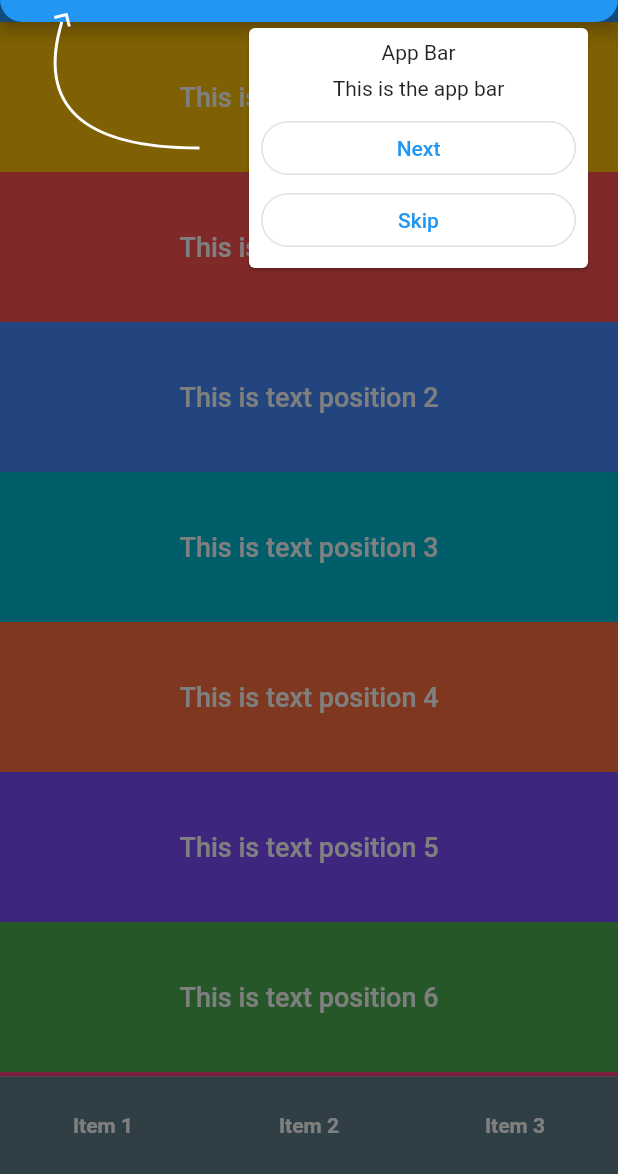
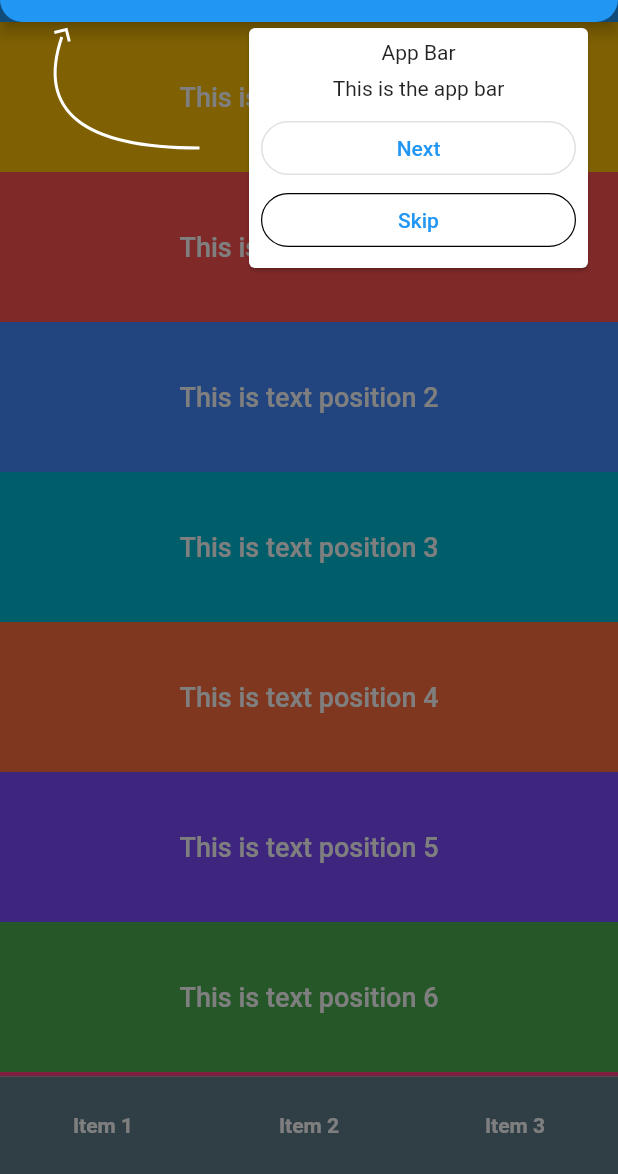
Before and after one commit to the-ginger-geek/flutter_tour, a Flutter app: the screen it shows after launch, on a phone screen of 412 x 824 dp, the part 62-1236 px from its top. Run offline on Flutter 3.47's test engine with Material 2 defaults, Android fonts, the phone set to English and light mode, and no system bars.

Commit message:
Fixed end anchor that was drawing inside of the clip path. Implemented callback, on finish and skip and also toggled between finish and next when at the last position of the targets. Also added theming for the finish button.

```diff
--- a/lib/arrow_painter.dart
+++ b/lib/arrow_painter.dart
@@ -91,7 +91,8 @@ class ArrowPainter extends CustomPainter {
 
     final endPositionOnBottomOfWidget = isLargeWidget || cardOnTop;
     final endArrowDx = arrowConfig.widgetRect.left + (arrowConfig.widgetRect.size.width * (cardOnTop ? 0.1 : 0.9));
-    final endArrowDy = endPositionOnBottomOfWidget ? arrowConfig.widgetRect.bottom : arrowConfig.widgetRect.top;
+    final endArrowDy = endPositionOnBottomOfWidget ? arrowConfig.widgetRect.bottom + 10 : arrowConfig.widgetRect.top
+        - 10;
     arrowAnchors.anchorEnd = Point(endArrowDx, endArrowDy);
 
     final cardWidth = cardPosition.size?.width ?? 0;
--- a/lib/flutter_tour.dart
+++ b/lib/flutter_tour.dart
@@ -15,7 +15,7 @@ class FlutterTour extends StatefulWidget {
   final Widget? child;
   final bool? showTour;
   final TourTheme? tourTheme;
-  final void Function()? buttonTwoOnPressed;
+  final void Function()? completeCallback;
 
   const FlutterTour({
     Key? key,
@@ -23,14 +23,14 @@ class FlutterTour extends StatefulWidget {
     this.tourTheme,
     this.child,
     this.showTour = false,
-    this.buttonTwoOnPressed,
+    this.completeCallback,
   }) : super(key: key);
 
   @override
-  State<FlutterTour> createState() => _FlutterTourState();
+  State<FlutterTour> createState() => FlutterTourState();
 }
 
-class _FlutterTourState extends State<FlutterTour> {
+class FlutterTourState extends State<FlutterTour> {
   final double cardWidth = 250;
   int activePosition = 0;
   late bool? tourVisible = true;
@@ -40,7 +40,7 @@ class _FlutterTourState extends State<FlutterTour> {
   @override
   void initState() {
     super.initState();
-    // tourVisible = widget.showTour;
+    tourVisible = widget.showTour;
     WidgetsBinding.instance.addPostFrameCallback((timeStamp) {
       tourTargets.addAll(widget.tourTargets);
       setState(() {});
@@ -50,36 +50,60 @@ class _FlutterTourState extends State<FlutterTour> {
   @override
   Widget build(BuildContext context) {
     final widgetRect = _getWidgetRect();
+    // Card is drawn after the initial render so we need to wait for it to be drawn before we can get size
+    final cardRenderBox = keyCard.currentContext?.findRenderObject() as RenderBox?;
     return Stack(
       children: [
         if (widget.child != null) widget.child as Widget,
         if (_tourVisible()) _buildOverlayPainter(context, widgetRect),
-        if (_tourVisible() && cardRect.isInitialised) _buildArrowPainter(context, widgetRect),
+        if (_tourVisible() && (cardRenderBox?.hasSize ?? false))
+          _buildArrowPainter(
+            context,
+            widgetRect,
+            cardRenderBox?.size,
+          ),
         if (_tourVisible() && cardRect.isInitialised) _buildTourCard(),
       ],
     );
   }
 
+  void showTour(bool show) {
+    tourVisible = show;
+    setState(() {});
+  }
+
+  void updateTargets(List<TourTarget> targets) {
+    WidgetsBinding.instance.addPostFrameCallback((timeStamp) {
+      tourTargets.clear();
+      tourTargets.addAll(targets);
+      setState(() {});
+    });
+  }
+
   CustomPaint _buildOverlayPainter(BuildContext context, WidgetRect widgetRect) {
     return CustomPaint(
       painter: OverlayPainter(widgetRect: widgetRect),
-      size: MediaQuery.of(context).size,
+      size: MediaQuery
+          .of(context)
+          .size,
     );
   }
 
-  CustomPaint _buildArrowPainter(BuildContext context, WidgetRect widgetRect) {
-    // Card is drawn after the initial render so we need to wait for it to be drawn before we can get size
-    final cardRenderBox = keyCard.currentContext?.findRenderObject() as RenderBox?;
+  CustomPaint _buildArrowPainter(BuildContext context, WidgetRect widgetRect, Size? cardSize) {
     return CustomPaint(
       painter: ArrowPainter(
         arrowColor: Colors.white,
         arrowConfig: ArrowConfig(
-          cardPosition: cardRect..size = cardRenderBox?.size ?? Size(0, 0),
+          cardPosition: cardRect..size = cardSize ?? const Size(0, 0),
           widgetRect: widgetRect,
-          screenSize: MediaQuery.of(context).size,
+          screenSize: MediaQuery
+              .of(context)
+              .size,
         ),
       ),
-      size: MediaQuery.of(context).size,
+      size: MediaQuery
+          .of(context)
+          .size,
     );
   }
 
@@ -115,44 +139,51 @@ class _FlutterTourState extends State<FlutterTour> {
   }
 
   Row _buildSkipButton() {
+    final isLastButton = activePosition == tourTargets.length - 1;
     return Row(
       children: [
-        Expanded(
-          child: OutlinedButton(
-            onPressed: () {
-              setState(() {
-                tourVisible = false;
-              });
-            },
-            style: _buttonStyle(
-              buttonColor: widget.tourTheme?.cardButtonTwoColor,
-              buttonBorderColor: widget.tourTheme?.cardButtonTwoBorderColor,
+        if (!isLastButton)
+          Expanded(
+            child: OutlinedButton(
+              onPressed: _endTour,
+              style: OutlinedButton.styleFrom(
+                shape: const RoundedRectangleBorder(
+                  borderRadius: BorderRadius.all(Radius.circular(24)),
+                ),
+                backgroundColor: widget.tourTheme?.cardButtonSkipColor,
+                side: BorderSide(
+                  color: widget.tourTheme?.cardButtonSkipBorderColor ?? Colors.black,
+                  width: 0.8,
+                ),
+              ),
+              child: widget.tourTheme?.cardButtonSkipText ?? const Text('Skip'),
             ),
-            child: widget.tourTheme?.cardButtonTwoText ?? const Text('Skip'),
           ),
-        ),
       ],
     );
   }
 
   Row _buildNavigationButtons() {
+    final isNotLastButton = activePosition < tourTargets.length - 1;
     return Row(
       children: [
         if (widget.tourTheme?.showBackButton ?? false)
           Expanded(
             child: OutlinedButton(
               onPressed: () => _showPreviousWidget(),
-              style: _buttonStyle(buttonColor: widget.tourTheme?.cardOptionalButtonColor),
-              child: widget.tourTheme?.cardOptionalButtonText ?? const Text('Back'),
+              style: _buttonStyle(buttonColor: widget.tourTheme?.cardButtonBackColor),
+              child: widget.tourTheme?.cardButtonBackText ?? const Text('Back'),
             ),
           ),
         if (widget.tourTheme?.showBackButton ?? false) const SizedBox(width: 8.0),
         Expanded(
           flex: 1,
           child: OutlinedButton(
-            onPressed: () => _showNextWidget(),
-            style: _buttonStyle(buttonColor: widget.tourTheme?.cardButtonOneColor),
-            child: widget.tourTheme?.cardButtonOneText ?? const Text('Next'),
+            onPressed: isNotLastButton ? () => _showNextWidget() : _endTour,
+            style: _buttonStyle(buttonColor: isNotLastButton ? widget.tourTheme?.cardButtonNextColor : widget.tourTheme
+                ?.cardButtonFinishColor),
+            child: isNotLastButton ? widget.tourTheme?.cardButtonNextText ?? const Text('Next') :
+            widget.tourTheme?.cardButtonFinishText ?? const Text('Finish'),
           ),
         ),
       ],
@@ -209,8 +240,6 @@ class _FlutterTourState extends State<FlutterTour> {
           _positionCard(widgetRect);
           return widgetRect;
         }
-      } else {
-        return _getWidgetRect();
       }
     }
 
@@ -224,7 +253,9 @@ class _FlutterTourState extends State<FlutterTour> {
   }
 
   void _positionCard(WidgetRect widgetRect) {
-    final screenSize = MediaQuery.of(context).size;
+    final screenSize = MediaQuery
+        .of(context)
+        .size;
     final halfScreenSize = screenSize.height / 2;
     final cardHorizontalSpacing = screenSize.width - cardWidth;
     final validTargetWidget = widgetRect.size.height < halfScreenSize;
@@ -265,4 +296,11 @@ class _FlutterTourState extends State<FlutterTour> {
       ),
     );
   }
+
+  void _endTour() {
+    setState(() {
+      tourVisible = false;
+    });
+    widget.completeCallback?.call();
+  }
 }
--- a/lib/tour_theme.dart
+++ b/lib/tour_theme.dart
@@ -4,26 +4,30 @@ class TourTheme {
   final TextStyle? cardTitleStyle;
   final TextStyle? cardDescriptionStyle;
   final Color? cardBackgroundColor;
-  final Text? cardButtonOneText;
-  final Text? cardOptionalButtonText;
-  final Text? cardButtonTwoText;
-  final Color? cardButtonOneColor;
-  final Color? cardButtonTwoColor;
-  final Color? cardOptionalButtonColor;
-  final Color? cardButtonTwoBorderColor;
+  final Text? cardButtonNextText;
+  final Color? cardButtonNextColor;
+  final Text? cardButtonBackText;
+  final Color? cardButtonBackColor;
   final bool? showBackButton;
+  final Text? cardButtonSkipText;
+  final Color? cardButtonSkipColor;
+  final Color? cardButtonSkipBorderColor;
+  final Text? cardButtonFinishText;
+  final Color? cardButtonFinishColor;
 
   TourTheme({
     this.cardTitleStyle,
     this.cardDescriptionStyle,
     this.cardBackgroundColor,
-    this.cardButtonOneText,
-    this.cardOptionalButtonText,
-    this.cardButtonTwoText,
-    this.cardButtonOneColor,
-    this.cardButtonTwoColor,
-    this.cardOptionalButtonColor,
-    this.cardButtonTwoBorderColor,
+    this.cardButtonNextText,
+    this.cardButtonBackText,
+    this.cardButtonSkipText,
+    this.cardButtonNextColor,
+    this.cardButtonSkipColor,
+    this.cardButtonBackColor,
+    this.cardButtonSkipBorderColor,
     this.showBackButton,
+    this.cardButtonFinishText,
+    this.cardButtonFinishColor,
   });
 }
```
